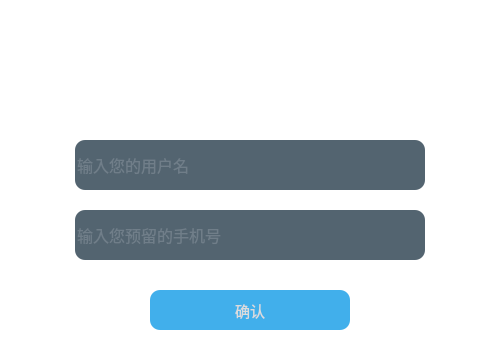
This is WeNoChat/UI/user.ui in CladernyJorn/WeNoChat as Qt 5 draws it before an edit. The edited form follows.
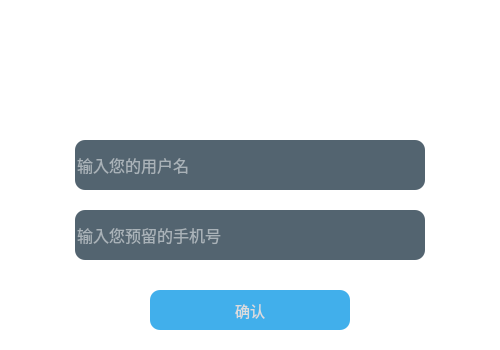
This is the edited form. Icons and pictures are not drawn.

```diff
--- a/WeNoChat/UI/user.ui
+++ b/WeNoChat/UI/user.ui
@@ -24,7 +24,7 @@
 background-image: url(:/assets/loginbackground.png);
 }
 QLineEdit{
-color:#8d98a1;
+color:rgb(255, 255, 255);
 background-color:rgba(64, 83, 97, 230);
 font-size:16px;
 border-style:outset;
```
Left out of the diff: 4 changed lines with no effect on the pictures.
